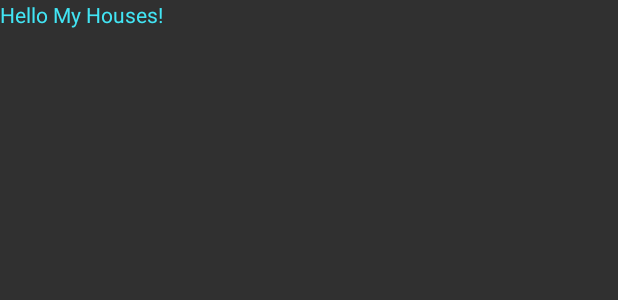
After one commit to katebyars/RealHouse, an Android app: the layout fragment_my_houses.xml on its own in the app's theme, with its tools: preview values and no code run, on a phone screen of 412 x 824 dp. The commit adds this screen. Shown: the top 300 px of the screen. Run offline under Robolectric (Android 15) with nearby library versions, the phone set to English and light mode, and no system bars.

Commit message:
finish add house logic.

```diff
--- a/app/src/main/res/layout/activity_main.xml
+++ b/app/src/main/res/layout/activity_main.xml
@@ -27,7 +27,6 @@
             android:id="@+id/message"
             android:layout_width="match_parent"
             android:layout_height="wrap_content"
-            android:text="@string/title_home"
             android:textColor="@color/colorBlack" />
 
     </FrameLayout>
--- /dev/null
+++ b/app/src/main/res/layout/fragment_my_houses.xml
@@ -0,0 +1,13 @@
+<FrameLayout xmlns:android="http://schemas.android.com/apk/res/android"
+    xmlns:tools="http://schemas.android.com/tools"
+    android:layout_width="match_parent"
+    android:layout_height="match_parent"
+    tools:context="com.example.guest.realhouse.ui.MyHousesFragment">
+
+    <TextView
+        android:layout_width="match_parent"
+        android:layout_height="match_parent"
+        android:text="Hello My Houses!"
+        android:textColor="@color/colorAccent"/>
+
+</FrameLayout>
```
Also changed, not shown: app/src/main/java/com/example/guest/realhouse/ui/ListAHouseFragment.java (+9 -5 lines), app/src/main/java/com/example/guest/realhouse/ui/MyHousesFragment.java (added, +30 -0 lines).
